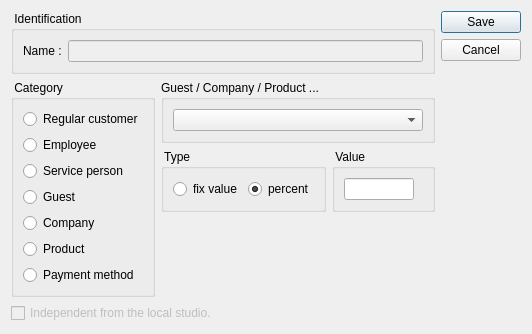
tbikfalvi/Belenus, file client/dlgdiscountedit.ui: the form before one commit.
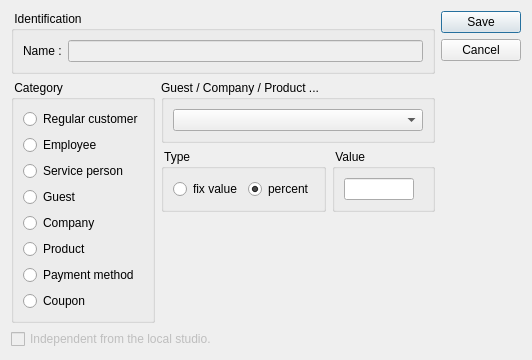
The form after the commit.

Patch:
```diff
--- a/client/dlgdiscountedit.ui
+++ b/client/dlgdiscountedit.ui
@@ -104,6 +104,13 @@
               </property>
              </widget>
             </item>
+            <item>
+             <widget class="QRadioButton" name="rbCoupon">
+              <property name="text">
+               <string>Coupon</string>
+              </property>
+             </widget>
+            </item>
            </layout>
           </widget>
          </item>
```
